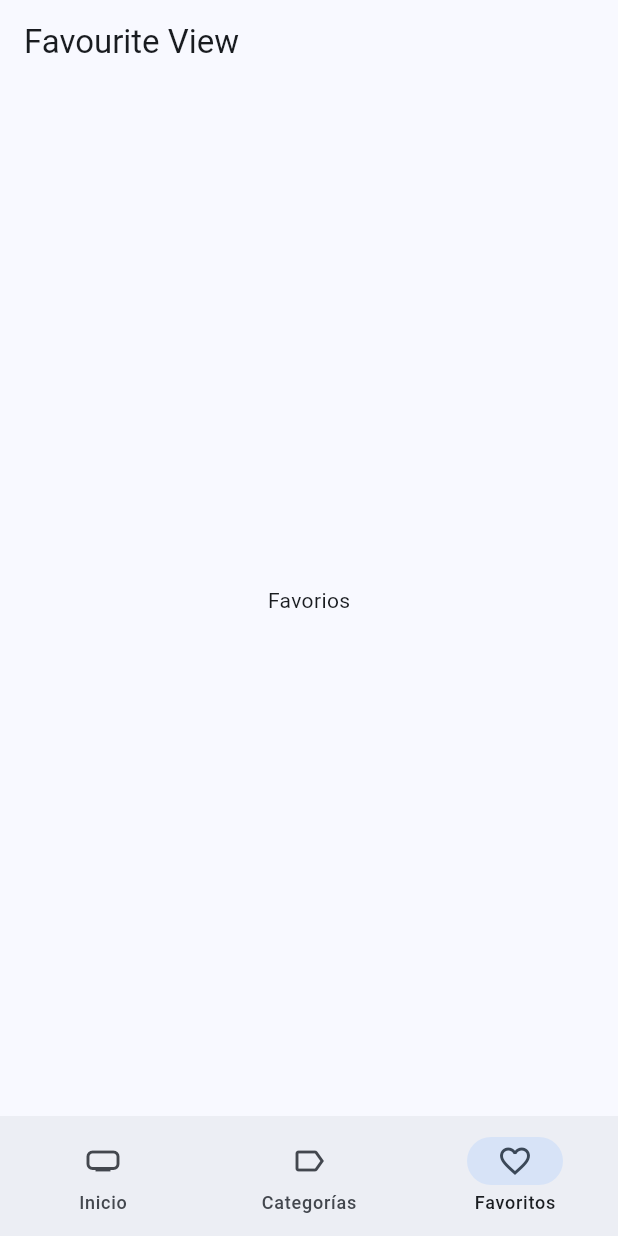
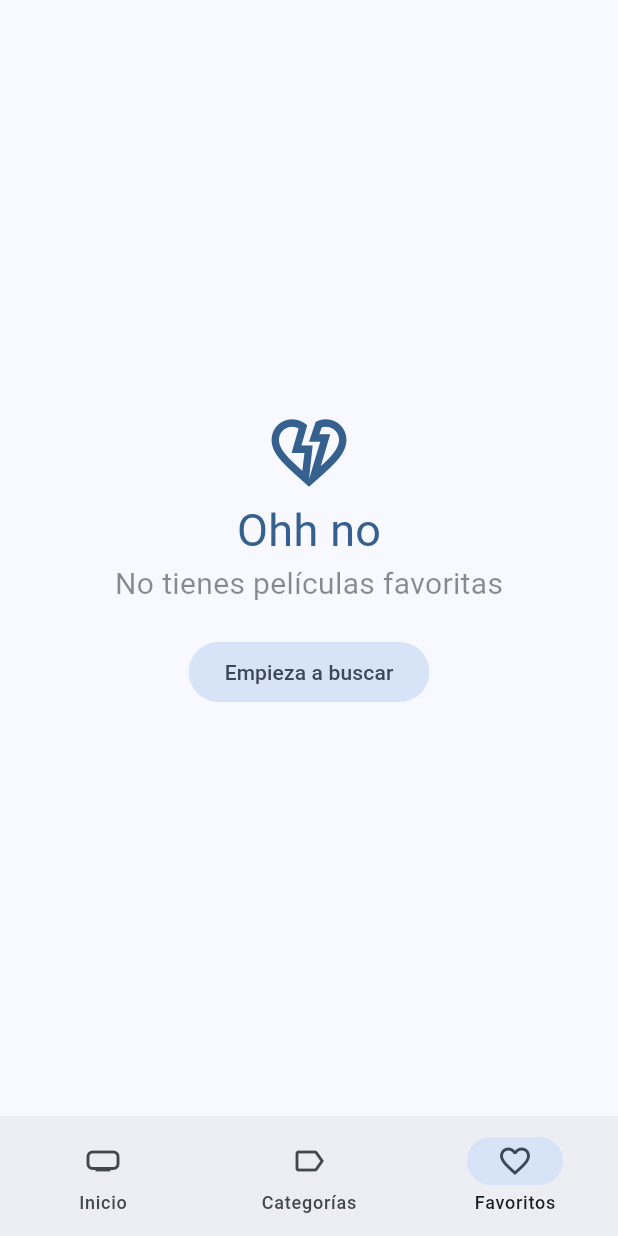
Before and after one commit to diegoquartino/cinemapedia, a Flutter app: the screen it shows after launch, item 3 of the bottom bar chosen, on a phone screen of 412 x 824 dp. Run offline on Flutter 3.47's test engine with Material 3 defaults, Android fonts, the phone set to English and light mode, and no system bars; our stand-ins replace animate_do, card_swiper, dio, flutter_dotenv, flutter_riverpod, go_router and 2 more; accounts and stored records are empty; generated files the repository leaves out were written again; network calls fail.

Commit message:
Fin de Cinemapedia (fin de la seccion del curso) Se pueden implementar cambios a gusto y hacer pantalla de categorias a criterio

```diff
--- a/lib/domain/datasources/local_storage_datasource.dart
+++ b/lib/domain/datasources/local_storage_datasource.dart
@@ -2,7 +2,7 @@ import 'package:cinemapedia/domain/entities/movie.dart';
 
 abstract class LocalStorageDatasource {
 
-  Future<void> toggleFavourite(Movie movie);
+  Future<void> toggleFavorite(Movie movie);
 
   Future<bool> isMovieFavorite(int movieId);
 
--- a/lib/domain/repositories/local_storage_repository.dart
+++ b/lib/domain/repositories/local_storage_repository.dart
@@ -1,7 +1,7 @@
 import 'package:cinemapedia/domain/entities/movie.dart';
 
 abstract class LocalStorageRepository {
-  Future<void> toggleFavourite(Movie movie);
+  Future<void> toggleFavorite(Movie movie);
 
   Future<bool> isMovieFavorite(int movieId);
 
--- a/lib/infraestructure/datasources/isar_datasource.dart
+++ b/lib/infraestructure/datasources/isar_datasource.dart
@@ -36,7 +36,7 @@ class IsarDatasources extends LocalStorageDatasource {
   }
 
   @override
-  Future<void> toggleFavourite(Movie movie) async {
+  Future<void> toggleFavorite(Movie movie) async {
     final isar = await db;
 
     final favoriteMovie = await isar.movies.filter().idEqualTo(movie.id).findFirst();
--- a/lib/infraestructure/repositories/local_storage_repository_impl.dart
+++ b/lib/infraestructure/repositories/local_storage_repository_impl.dart
@@ -16,12 +16,12 @@ class LocalStorageRepositoryImpl extends LocalStorageRepository {
 
   @override
   Future<List<Movie>> loadMovies({int limit = 10, offset = 0}) {
-    return datasources.loadMovies(limit: limit, offset: 0);
+    return datasources.loadMovies(limit: limit, offset: offset);
   }
 
   @override
-  Future<void> toggleFavourite(Movie movie) {
-    return datasources.toggleFavourite(movie);
+  Future<void> toggleFavorite(Movie movie) {
+    return datasources.toggleFavorite(movie);
   }
 
 
--- a/lib/presentation/providers/providers.dart
+++ b/lib/presentation/providers/providers.dart
@@ -12,3 +12,5 @@ export 'actors/actors_repository_provider.dart';
 export 'search/search_movies_provider.dart';
 
 export 'storage/local_storage_provide.dart';
+
+export 'storage/favorites_movies_provider.dart';
--- a/lib/presentation/views/movies/favourites_view.dart
+++ b/lib/presentation/views/movies/favourites_view.dart
@@ -1,16 +1,67 @@
+import 'package:cinemapedia/main.dart';
+import 'package:cinemapedia/presentation/providers/providers.dart';
+import 'package:cinemapedia/presentation/widgets/widgets.dart';
 import 'package:flutter/material.dart';
+import 'package:flutter_riverpod/flutter_riverpod.dart';
+import 'package:go_router/go_router.dart';
 
-class FavouriteView extends StatelessWidget {
+class FavouriteView extends ConsumerStatefulWidget {
   const FavouriteView({super.key});
 
   @override
+  FavouriteViewState createState() => FavouriteViewState();
+}
+
+class FavouriteViewState extends ConsumerState<FavouriteView> {
+  bool isLoading = false;
+  bool isLastPage = false;
+
+  @override
+  void initState() {
+    super.initState();
+
+    loadNexPage();
+  }
+
+  void loadNexPage() async {
+    if (isLoading || isLastPage) return;
+    isLoading = true;
+
+    final movies =
+        await ref.read(favoritesMoviesProvider.notifier).loadNexPage();
+    isLoading = false;
+
+    if (movies.isEmpty) {
+      isLastPage = true;
+    }
+  }
+
+  @override
   Widget build(BuildContext context) {
+    final favoritesMovies = ref.watch(favoritesMoviesProvider).values.toList();
+
+    if (favoritesMovies.isEmpty) {
+      final colors = Theme.of(context).colorScheme;
+      return Center(
+        child: Column(
+          crossAxisAlignment: CrossAxisAlignment.center,
+          mainAxisAlignment: MainAxisAlignment.center,
+          children: [
+            Icon(Icons.heart_broken_outlined, size: 60, color: colors.primary),
+            Text('Ohh no',style: TextStyle(fontSize: 30, color: colors.primary)),
+            const Text('No tienes películas favoritas', style: TextStyle(fontSize: 20, color: Colors.black45),),
+            const SizedBox(height: 20,),
+            FilledButton.tonal(onPressed: () => context.go('/home/0'),
+            child: const Text('Empieza a buscar'))
+          ],
+        ),
+      );
+    }
+
     return Scaffold(
-      appBar: AppBar(
-        title: const Text('Favourite View'),
-      ),
-
-      body: const Center(child: Text('Favorios'),),
-    );
+        body: MovieMasonry(
+      loadNextPage: loadNexPage,
+      movies: favoritesMovies,
+    ));
   }
 }
--- a/lib/presentation/widgets/widgets.dart
+++ b/lib/presentation/widgets/widgets.dart
@@ -1,3 +1,5 @@
+export 'movies/movie_masonry.dart';
+export 'movies/movie_poster_link.dart';
 export 'package:cinemapedia/presentation/widgets/movies/movie_horizontal_listview.dart';
 export 'package:cinemapedia/presentation/widgets/movies/movies_slideshow.dart';
 export 'package:cinemapedia/presentation/widgets/shared/cusom_appbar.dart';
--- a/pubspec.yaml
+++ b/pubspec.yaml
@@ -36,6 +36,7 @@ dependencies:
     sdk: flutter
   flutter_dotenv: ^5.1.0
   flutter_riverpod: ^2.4.9
+  flutter_staggered_grid_view: ^0.7.0
   go_router: ^12.1.1
   intl: ^0.18.1
   isar: ^3.1.0+1
```
Also changed, not shown: lib/presentation/providers/storage/favorites_movies_provider.dart (added, +56 -0 lines), lib/presentation/screens/movies/movie_screen.dart (+5 -3 lines), lib/presentation/widgets/movies/movie_masonry.dart (added, +70 -0 lines), lib/presentation/widgets/movies/movie_poster_link.dart (added, +42 -0 lines), pubspec.lock.
